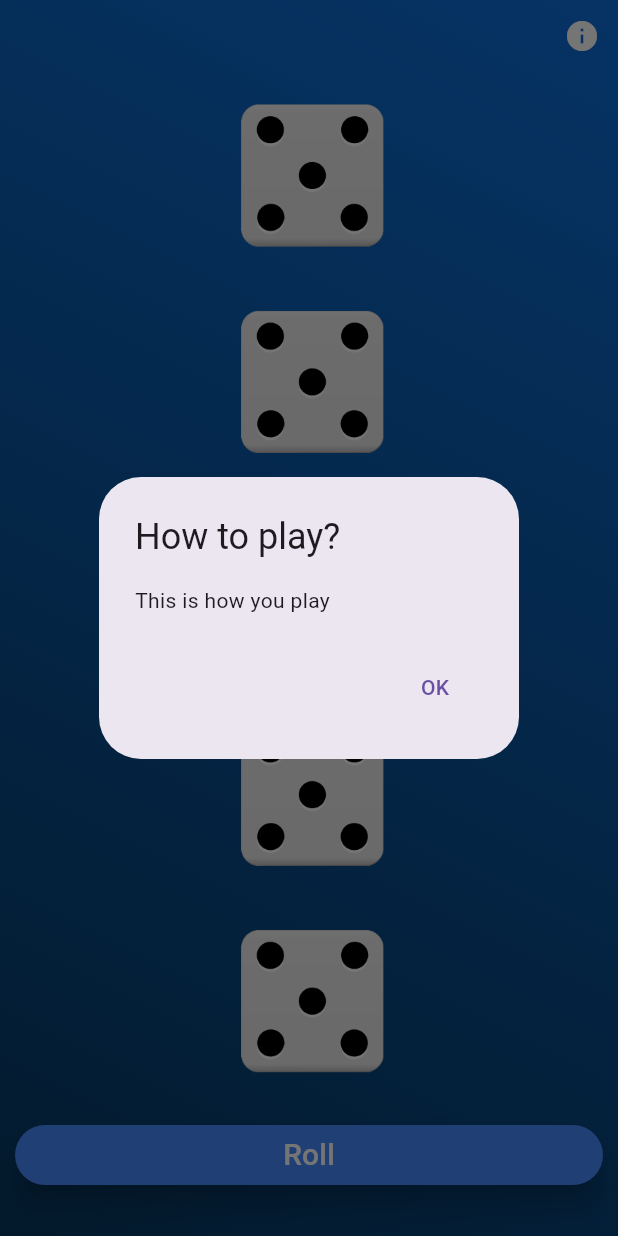
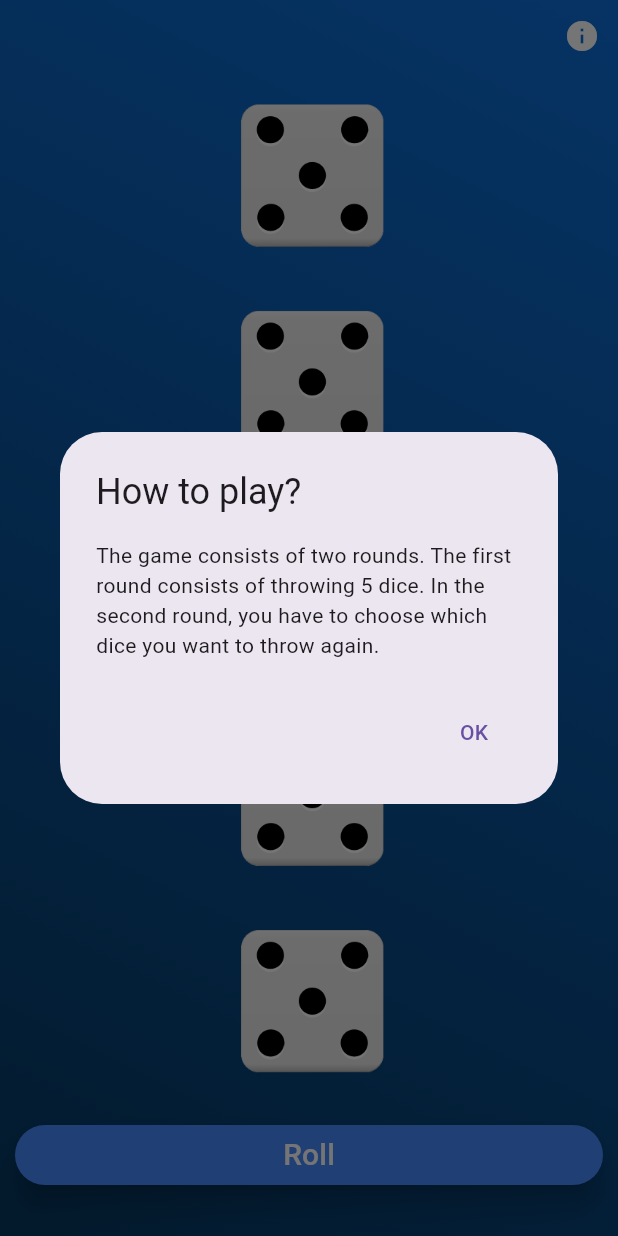
Before and after one commit to SKesek/SimpleDice, a Flutter app: the DicePokerScreen screen opened directly, on a phone screen of 412 x 824 dp. Run offline on Flutter 3.47's test engine with Material 2 defaults, Android fonts, the phone set to English and light mode, and no system bars; drawn by our look-alikes of sliding_up_panel.

Commit message:
Dodanie logiki kościanego pokera

```diff
--- a/lib/screens/dice_poker_screen.dart
+++ b/lib/screens/dice_poker_screen.dart
@@ -60,7 +60,8 @@ class _DicePokerState extends State<DicePokerScreen> {
         builder: (BuildContext context) {
           return AlertDialog(
             title: const Text('How to play?'),
-            content: const Text('This is how you play'),
+            content: const Text(
+                'The game consists of two rounds. The first round consists of throwing 5 dice. In the second round, you have to choose which dice you want to throw again. '),
             actions: <Widget>[
               TextButton(
                 onPressed: () {
@@ -75,7 +76,63 @@ class _DicePokerState extends State<DicePokerScreen> {
     });
   }
 
-  String showRanging() {
+  String rollNextButtonText() {
+    if (whichRound == 3) {
+      return 'Next game';
+    } else {
+      return 'Roll';
+    }
+  }
+
+  String showRanking() {
+    int numParis = 0;
+    bool triple = false;
+
+    if (rankingList.isEmpty) {
+    } else {
+      //Five of Kind check
+      bool five = true;
+      int checkVal = rankingList[0];
+      for (int i = 1; i < rankingList.length; i++) {
+        if (rankingList[i] != checkVal) {
+          five = false;
+        }
+      }
+      if (five == true) {
+        return 'Five-of-a-Kind';
+      }
+      //Four of Kind check
+      int count = 0;
+      for (var i in rankingList) {
+        for (var j in rankingList) {
+          if (i == j) {
+            count++;
+          }
+        }
+        if (count == 4) {
+          return 'Four-of-a-Kind';
+        }
+        if (count == 3) {
+          triple = true;
+        }
+        if (count == 2) {
+          numParis++;
+        }
+        count = 0;
+      }
+      if (triple == true && numParis == 2) {
+        return 'Full House';
+      }
+      if (triple == true) {
+        return 'Three-of-a-Kind';
+      }
+      if (numParis == 4) {
+        return 'Two Pairs';
+      }
+      if (numParis == 2) {
+        return 'Pair';
+      }
+    }
     return 'nothing';
   }
 
@@ -166,9 +223,10 @@ class _DicePokerState extends State<DicePokerScreen> {
                     ),
                     Opacity(
                       opacity: showResult(),
-                      child: const Text(
-                        'You have Five High Straight',
-                        style: TextStyle(color: Colors.white, fontSize: 20),
+                      child: Text(
+                        'You have ${showRanking()}',
+                        style:
+                            const TextStyle(color: Colors.white, fontSize: 20),
                       ),
                     ),
                     IconButton(
@@ -189,6 +247,7 @@ class _DicePokerState extends State<DicePokerScreen> {
                     child: IconButton(
                       icon: Image.asset('images/$diceNumber1.png'),
                       onPressed: () {
+                        if (whichRound == 2) {
                           if (opacity1 == 1) {
                             setState(() {
                               opacity1 = 0.5;
@@ -197,6 +256,7 @@ class _DicePokerState extends State<DicePokerScreen> {
                             setState(() {
                               opacity1 = 1;
                             });
+                          }
                         }
                       },
                     ),
@@ -208,6 +268,7 @@ class _DicePokerState extends State<DicePokerScreen> {
                     child: IconButton(
                       icon: Image.asset('images/$diceNumber2.png'),
                       onPressed: () {
+                        if (whichRound == 2) {
                           if (opacity2 == 1) {
                             setState(() {
                               opacity2 = 0.5;
@@ -216,6 +277,7 @@ class _DicePokerState extends State<DicePokerScreen> {
                             setState(() {
                               opacity2 = 1;
                             });
+                          }
                         }
                       },
                     ),
@@ -227,6 +289,7 @@ class _DicePokerState extends State<DicePokerScreen> {
                     child: IconButton(
                       icon: Image.asset('images/$diceNumber3.png'),
                       onPressed: () {
+                        if (whichRound == 2) {
                           if (opacity3 == 1) {
                             setState(() {
                               opacity3 = 0.5;
@@ -235,6 +298,7 @@ class _DicePokerState extends State<DicePokerScreen> {
                             setState(() {
                               opacity3 = 1;
                             });
+                          }
                         }
                       },
                     ),
@@ -246,6 +310,7 @@ class _DicePokerState extends State<DicePokerScreen> {
                     child: IconButton(
                       icon: Image.asset('images/$diceNumber4.png'),
                       onPressed: () {
+                        if (whichRound == 2) {
                           if (opacity4 == 1) {
                             setState(() {
                               opacity4 = 0.5;
@@ -254,6 +319,7 @@ class _DicePokerState extends State<DicePokerScreen> {
                             setState(() {
                               opacity4 = 1;
                             });
+                          }
                         }
                       },
                     ),
@@ -265,6 +331,7 @@ class _DicePokerState extends State<DicePokerScreen> {
                     child: IconButton(
                       icon: Image.asset('images/$diceNumber5.png'),
                       onPressed: () {
+                        if (whichRound == 2) {
                           if (opacity5 == 1) {
                             setState(() {
                               opacity5 = 0.5;
@@ -273,6 +340,7 @@ class _DicePokerState extends State<DicePokerScreen> {
                             setState(() {
                               opacity5 = 1;
                             });
+                          }
                         }
                       },
                     ),
@@ -288,6 +356,9 @@ class _DicePokerState extends State<DicePokerScreen> {
                           elevation: 8, backgroundColor: Colors.blueAccent),
                       onPressed: () {
                         rollDice();
+                        switch (whichRound) {
+                          case 1: //first round
+                            rollDice();
                             setState(() {
                               whichRound++;
                               opacity1 = 0.5;
@@ -295,7 +366,6 @@ class _DicePokerState extends State<DicePokerScreen> {
                               opacity3 = 0.5;
                               opacity4 = 0.5;
                               opacity5 = 0.5;
-                        });
                               rankingList.clear();
                               rankingList.addAll([
                                 diceNumber1,
@@ -305,12 +375,40 @@ class _DicePokerState extends State<DicePokerScreen> {
                                 diceNumber5
                               ]);
                               rankingList.sort();
-                        // ignore: avoid_print
-                        print(rankingList);
+                            });
+                            break;
+                          case 2: //second round
+                            rollDice();
+                            setState(() {
+                              whichRound++;
+                              opacity1 = 1;
+                              opacity2 = 1;
+                              opacity3 = 1;
+                              opacity4 = 1;
+                              opacity5 = 1;
+                              rankingList.clear();
+                              rankingList.addAll([
+                                diceNumber1,
+                                diceNumber2,
+                                diceNumber3,
+                                diceNumber4,
+                                diceNumber5
+                              ]);
+                              rankingList.sort();
+                            });
+                            break;
+
+                          case 3:
+                            rollDice();
+                            setState(() {
+                              whichRound = 1;
+                            });
+                            break;
+                        }
                       },
-                      child: const Text(
-                        'Roll',
-                        style: TextStyle(
+                      child: Text(
+                        rollNextButtonText(),
+                        style: const TextStyle(
                           color: Colors.white,
                           fontSize: 20,
                         ),
--- a/lib/screens/home_page_screen.dart
+++ b/lib/screens/home_page_screen.dart
@@ -36,7 +36,7 @@ class HomePage extends StatelessWidget {
                     'images/logo.png',
                     scale: 13,
                   ),
-                  title: 'Zwykłe kości',
+                  title: 'Normal dice',
                   screenName: const NormalDice(),
                 ),
                 CustomButton(
@@ -44,7 +44,7 @@ class HomePage extends StatelessWidget {
                     'images/dice_roll_logo.png',
                     scale: 14,
                   ),
-                  title: 'Wielościenne kości',
+                  title: 'Manywall dice',
                   screenName: const ManywallNumberScreen(),
                 ),
                 CustomButton(
@@ -52,7 +52,7 @@ class HomePage extends StatelessWidget {
                     'images/logo.png',
                     scale: 13,
                   ),
-                  title: 'Kościany poker',
+                  title: 'Dice poker',
                   screenName: const DicePokerScreen(),
                 ),
               ],
--- a/lib/screens/manywall_number_screen.dart
+++ b/lib/screens/manywall_number_screen.dart
@@ -42,7 +42,8 @@
                 children: [
                   Column(children: [
                     const Text(
-                      'Ile ścianek ma być na kostce?',
+                      'How many walls should there be on the dice?',
+                      textAlign: TextAlign.center,
                       style: TextStyle(fontSize: 25, color: Colors.white),
                     ),
                     ElevatedButton(
@@ -61,7 +62,7 @@
                   ),
                   Column(children: [
                     CustomButton(
-                      title: 'Dalej',
+                      title: 'Next',
                       screenName: ManywallScreen(
                         numberWall: numberWall,
                       ),
--- a/lib/screens/normal_dice.dart
+++ b/lib/screens/normal_dice.dart
@@ -27,7 +27,7 @@ class NormalDice extends StatelessWidget {
                         scale: 5,
                       ),
                       const Text(
-                        'Zwykłe kości',
+                        'Normal dice',
                         style: TextStyle(fontSize: 45, color: Colors.white),
                       ),
                     ],
@@ -38,35 +38,35 @@ class NormalDice extends StatelessWidget {
                   child: Column(
                     children: [
                       CustomButton(
-                        title: '1 Kość',
+                        title: '1 die',
                         icon: Image.asset(
                           'images/empty.png',
                         ),
                         screenName: const NormalOneDiceScreen(),
                       ),
                       CustomButton(
-                        title: '2 Kości',
+                        title: '2 dice',
                         icon: Image.asset(
                           'images/empty.png',
                         ),
                         screenName: const NormalDiceScreen(cNumber: 2),
                       ),
                       CustomButton(
-                        title: '3 Kości',
+                        title: '3 dice',
                         icon: Image.asset(
                           'images/empty.png',
                         ),
                         screenName: const NormalDiceScreen(cNumber: 3),
                       ),
                       CustomButton(
-                        title: '4 Kości',
+                        title: '4 dice',
                         icon: Image.asset(
                           'images/empty.png',
                         ),
                         screenName: const NormalDiceScreen(cNumber: 4),
                       ),
                       CustomButton(
-                        title: '5 Kości',
+                        title: '5 dice',
                         icon: Image.asset(
                           'images/empty.png',
                         ),
```
Lines whose indentation alone changed are shown as unchanged.
